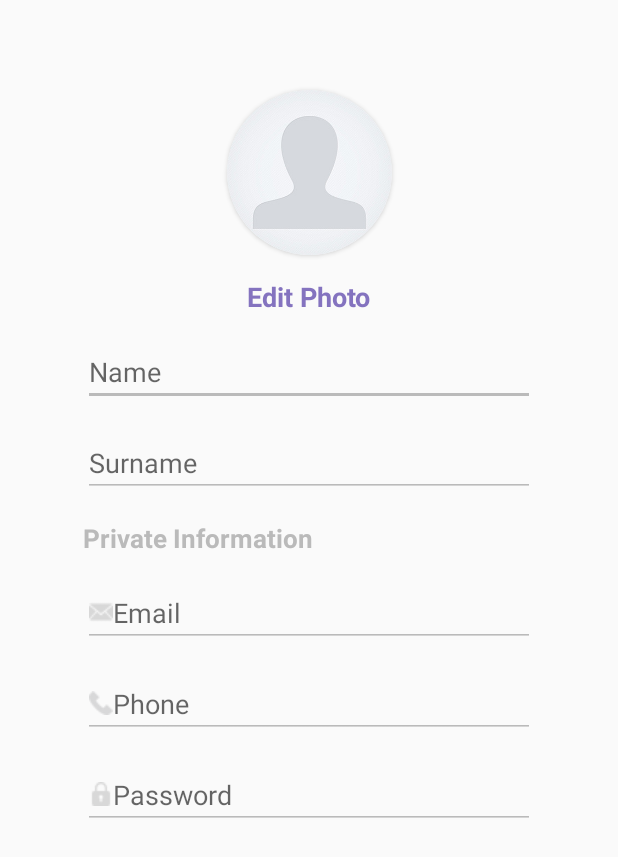
After one commit to eldegen/homework1m3, an Android app: the SecondActivity screen opened directly, with no data from a screen before it, on a phone screen of 412 x 824 dp. The commit adds this screen. Shown: the top 857 px of the screen. Run offline under Robolectric (Android 15) with nearby library versions, the phone set to English and light mode, and no system bars; pictures from the network do not load.

Commit message:
Работает вставка аватарки с галереи

```diff
--- a/app/src/main/AndroidManifest.xml
+++ b/app/src/main/AndroidManifest.xml
@@ -3,6 +3,7 @@
     package="com.example.homework1m3">
 
     <uses-permission android:name="android.permission.INTERNET" />
+    <uses-permission android:name="android.permission.READ_EXTERNAL_STORAGE" />
 
     <application
         android:allowBackup="true"
@@ -11,6 +12,9 @@
         android:roundIcon="@mipmap/ic_launcher_round"
         android:supportsRtl="true"
         android:theme="@style/Theme.Homework1m3">
+        <activity
+            android:name=".SecondActivity"
+            android:exported="false" />
         <activity
             android:name=".MainActivity"
             android:exported="true">
--- a/app/src/main/java/com/example/homework1m3/MainActivity.java
+++ b/app/src/main/java/com/example/homework1m3/MainActivity.java
@@ -2,20 +2,52 @@ package com.example.homework1m3;
 
 import androidx.appcompat.app.AppCompatActivity;
 
+import android.content.Intent;
 import android.os.Bundle;
+import android.view.View;
+import android.widget.Button;
 import android.widget.ImageView;
 
 import com.bumptech.glide.Glide;
+import com.google.android.material.textfield.TextInputLayout;
 
 public class MainActivity extends AppCompatActivity {
+
+    private TextInputLayout etUsername, etPassword;
+    private Button btnGo;
 
     @Override
     protected void onCreate(Bundle savedInstanceState) {
         super.onCreate(savedInstanceState);
         setContentView(R.layout.activity_main);
+        etUsername = findViewById(R.id.et_username);
+        etPassword = findViewById(R.id.et_password);
+        btnGo = findViewById(R.id.btn_go);
 
         ImageView ivLogo = findViewById(R.id.iv_logo);
 
         Glide.with(this).load("https://i.pinimg.com/474x/23/ab/a6/23aba60b66ef08174bb7455c4a8a2d2f.jpg").into(ivLogo);
     }
+
+    public void onGoClick(View view) {
+        if (etUsername.getEditText().length() == 0) {
+            etUsername.setErrorEnabled(true);
+            etUsername.setError("Username is empty!");
+        } else {
+            etUsername.setError("");
+            etUsername.setErrorEnabled(false);
+        }
+
+        if (etPassword.getEditText().length() < 6) {
+            etPassword.setErrorEnabled(true);
+            etPassword.setError("Your password is less than 6 characters!");
+        } else {
+            etPassword.setError("");
+            etPassword.setErrorEnabled(false);
+        }
+
+        if (etUsername.getEditText().length() != 0 && etPassword.getEditText().length() >= 6) {
+            startActivity(new Intent(MainActivity.this, SecondActivity.class));
+        }
+    }
 }
--- /dev/null
+++ b/app/src/main/java/com/example/homework1m3/SecondActivity.java
@@ -0,0 +1,47 @@
+package com.example.homework1m3;
+
+import androidx.annotation.Nullable;
+import androidx.appcompat.app.AppCompatActivity;
+
+import android.content.Intent;
+import android.database.Cursor;
+import android.media.Image;
+import android.net.Uri;
+import android.os.Bundle;
+import android.provider.MediaStore;
+import android.view.View;
+import android.widget.ImageView;
+
+public class SecondActivity extends AppCompatActivity {
+
+    private ImageView ivPhoto;
+    private String fileManagerString, selectedImgPath;
+
+    private static final int REQUEST_CODE = 1;
+
+    @Override
+    protected void onCreate(Bundle savedInstanceState) {
+        super.onCreate(savedInstanceState);
+        setContentView(R.layout.activity_second);
+        ivPhoto = findViewById(R.id.iv_photo);
+    }
+
+    public void onEditPhotoClick(View view) {
+        Intent intent = new Intent(Intent.ACTION_PICK, android.provider.MediaStore.Images.Media.EXTERNAL_CONTENT_URI);
+        startActivityForResult(intent, REQUEST_CODE);
+
+
+    }
+
+    public void onAvatarClick(View view) {
+    }
+
+    @Override
+    protected void onActivityResult(int requestCode, int resultCode, @Nullable Intent data) {
+        if (requestCode == 1 && resultCode == RESULT_OK) {
+            Uri selectedImage = data.getData();
+            ivPhoto.setImageURI(selectedImage);
+        }
+        super.onActivityResult(requestCode, resultCode, data);
+    }
+}
--- a/app/src/main/res/layout/activity_main.xml
+++ b/app/src/main/res/layout/activity_main.xml
@@ -63,7 +63,8 @@
         android:layout_marginTop="15dp"
         app:layout_constraintTop_toBottomOf="@id/tv_forget"
         android:layout_width="match_parent"
-        android:layout_height="60dp"/>
+        android:layout_height="60dp"
+        android:onClick="onGoClick"/>
 
     <TextView
         android:gravity="center"
@@ -92,6 +93,8 @@
         android:layout_height="wrap_content">
 
         <com.google.android.material.textfield.TextInputEditText
+            android:maxLength="26"
+            android:singleLine="true"
             android:layout_width="match_parent"
             android:layout_height="wrap_content" />
 
@@ -110,6 +113,8 @@
         app:endIconMode="password_toggle">
 
         <com.google.android.material.textfield.TextInputEditText
+            android:maxLength="26"
+            android:singleLine="true"
             android:layout_width="match_parent"
             android:layout_height="wrap_content" />
 
--- /dev/null
+++ b/app/src/main/res/layout/activity_second.xml
@@ -0,0 +1,103 @@
+<?xml version="1.0" encoding="utf-8"?>
+<androidx.constraintlayout.widget.ConstraintLayout xmlns:android="http://schemas.android.com/apk/res/android"
+    xmlns:app="http://schemas.android.com/apk/res-auto"
+    xmlns:tools="http://schemas.android.com/tools"
+    android:layout_width="match_parent"
+    android:layout_height="match_parent"
+    tools:context=".SecondActivity"
+    android:orientation="vertical">
+
+    <androidx.cardview.widget.CardView
+        android:onClick="onAvatarClick"
+        android:id="@+id/cv_avatar"
+        app:layout_constraintTop_toTopOf="parent"
+        app:layout_constraintStart_toStartOf="parent"
+        app:layout_constraintEnd_toEndOf="parent"
+        android:layout_marginTop="60dp"
+        app:cardCornerRadius="100dp"
+        android:layout_width="110dp"
+        android:layout_height="110dp">
+
+        <ImageView
+            android:id="@+id/iv_photo"
+            android:src="@drawable/ic_blank_avatar"
+            android:layout_width="110dp"
+            android:layout_height="110dp"/>
+    </androidx.cardview.widget.CardView>
+
+    <TextView
+        android:onClick="onEditPhotoClick"
+        android:id="@+id/tv_edit_photo"
+        android:text="Edit Photo"
+        android:textSize="18sp"
+        android:textStyle="bold"
+        android:textColor="@color/purple"
+        app:layout_constraintTop_toBottomOf="@id/cv_avatar"
+        app:layout_constraintStart_toStartOf="parent"
+        app:layout_constraintEnd_toEndOf="parent"
+        android:layout_marginVertical="15dp"
+        android:layout_width="wrap_content"
+        android:layout_height="wrap_content"/>
+
+    <LinearLayout
+        app:layout_constraintTop_toBottomOf="@id/tv_edit_photo"
+        android:layout_marginTop="15dp"
+        android:layout_marginHorizontal="55dp"
+        android:layout_width="match_parent"
+        android:layout_height="wrap_content"
+        android:orientation="vertical">
+
+        <EditText
+            android:singleLine="true"
+            android:maxLength="26"
+            android:hint="Name"
+            android:backgroundTint="@color/gray"
+            android:layout_width="match_parent"
+            android:layout_height="wrap_content"/>
+
+        <EditText
+            android:singleLine="true"
+            android:maxLength="26"
+            android:hint="Surname"
+            android:backgroundTint="@color/gray"
+            android:layout_marginVertical="15dp"
+            android:layout_width="match_parent"
+            android:layout_height="wrap_content"/>
+
+        <TextView
+            android:text="Private Information"
+            android:textSize="17sp"
+            android:textStyle="bold"
+            android:textColor="@color/gray"
+            android:layout_width="match_parent"
+            android:layout_height="wrap_content"/>
+
+        <EditText
+            android:singleLine="true"
+            android:drawableStart="@drawable/ic_letter"
+            android:hint="Email"
+            android:backgroundTint="@color/gray"
+            android:layout_marginTop="15dp"
+            android:layout_width="match_parent"
+            android:layout_height="wrap_content"/>
+
+        <EditText
+            android:inputType="phone"
+            android:drawableStart="@drawable/ic_phone"
+            android:hint="Phone"
+            android:backgroundTint="@color/gray"
+            android:layout_marginVertical="15dp"
+            android:layout_width="match_parent"
+            android:layout_height="wrap_content"/>
+
+        <EditText
+            android:drawableStart="@drawable/ic_lock"
+            android:hint="Password"
+            android:inputType="textPassword"
+            android:backgroundTint="@color/gray"
+            android:layout_width="match_parent"
+            android:layout_height="wrap_content"/>
+
+    </LinearLayout>
+
+</androidx.constraintlayout.widget.ConstraintLayout>
--- a/app/src/main/res/values/colors.xml
+++ b/app/src/main/res/values/colors.xml
@@ -7,4 +7,6 @@
     <color name="teal_700">#FF018786</color>
     <color name="black">#FF000000</color>
     <color name="white">#FFFFFFFF</color>
+    <color name="purple">#8473BF</color>
+    <color name="gray">#BABABA</color>
 </resources>
```
Also changed, not shown: app/src/main/res/drawable/ic_blank_avatar.jpg (added), app/src/main/res/drawable/ic_letter.png (added), app/src/main/res/drawable/ic_lock.png (added), app/src/main/res/drawable/ic_phone.png (added).
